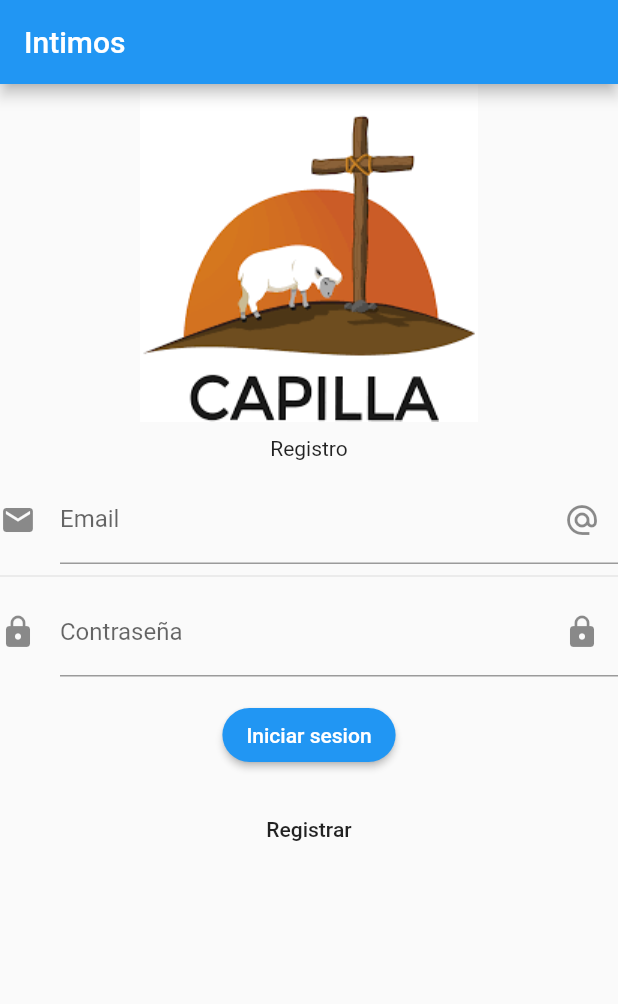
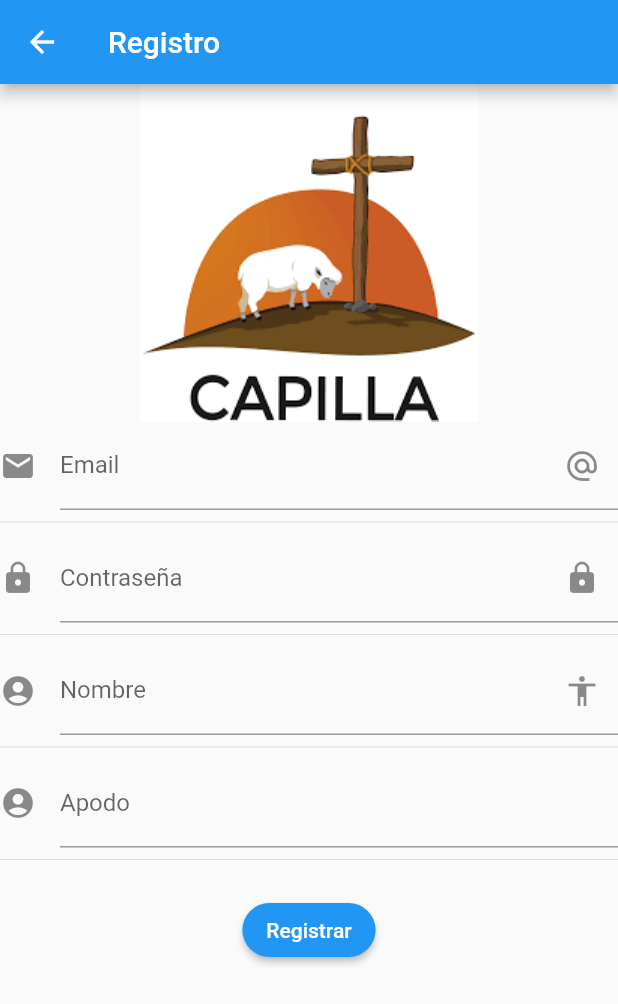
Before and after one commit to DentVega/intimate, a Flutter app: the screen it shows after launch, after a tap on "Registrar", on a phone screen of 412 x 824 dp. Shown: the top 1004 px of the screen. Run offline on Flutter 3.47's test engine with Material 2 defaults, Android fonts, the phone set to English and light mode, and no system bars.

Commit message:
- signup Widget

```diff
--- a/lib/src/pages/login_page.dart
+++ b/lib/src/pages/login_page.dart
@@ -1,4 +1,5 @@
 import 'package:flutter/material.dart';
+import 'package:intimate/src/utils/utils.dart';
 import 'package:intimate/src/widgets/logo_widget.dart';
 
 class LoginPage extends StatefulWidget {
@@ -7,10 +8,7 @@ class LoginPage extends StatefulWidget {
 }
 
 class _LoginPageState extends State<LoginPage> {
-  String _name = '';
-  String _nickname = '';
   String _email = '';
-  String _numberPhone = '';
   String _password = '';
 
   @override
@@ -25,14 +23,14 @@ class _LoginPageState extends State<LoginPage> {
           Container(
             padding: EdgeInsets.all(10.0),
             child: Center(
-              child: Text('Registro'),
+              child: Text('Iniciar Sesion'),
             ),
           ),
           _createEmail(),
           Divider(),
           _createPassword(),
           _createButtonLogin(),
-          _createSignupButton(),
+          _createSignupButton(context),
         ],
       ),
     );
@@ -85,16 +83,18 @@ class _LoginPageState extends State<LoginPage> {
     );
   }
 
-  Widget _createSignupButton() {
+  Widget _createSignupButton(BuildContext context) {
     return Container(
       child: FlatButton(
         child: Text('Registrar'),
-        onPressed: () => goSignup(),
+        onPressed: () => goSignup(context),
       ),
     );
   }
 
   _iniciarSession() {}
 
-  goSignup() {}
+  goSignup(BuildContext context) {
+    Utils.navigateWithName(context, 'sigup');
+  }
 }
--- a/lib/src/pages/sigup_page.dart
+++ b/lib/src/pages/sigup_page.dart
@@ -1,4 +1,5 @@
 import 'package:flutter/material.dart';
+import 'package:intimate/src/widgets/logo_widget.dart';
 
 class SigUpPage extends StatefulWidget {
   @override
@@ -6,15 +7,110 @@ class SigUpPage extends StatefulWidget {
 }
 
 class _SigUpPageState extends State<SigUpPage> {
+  String _name = '';
+  String _nickname = '';
+  String _email = '';
+  String _numberPhone = '';
+  String _password = '';
+
   @override
   Widget build(BuildContext context) {
     return Scaffold(
       appBar: AppBar(
         title: Text('Registro'),
       ),
-      body: Center(
-        child: Text('Registro'),
+      body: ListView(
+        children: <Widget>[
+          LogoWidget(),
+          _createEmail(),
+          Divider(),
+          _createPassword(),
+          Divider(),
+          _createName(),
+          Divider(),
+          _createNickName(),
+          Divider(),
+          _createButtonSignup(),
+        ],
       ),
     );
   }
+
+  Widget _createEmail() {
+    return TextField(
+      keyboardType: TextInputType.emailAddress,
+      decoration: InputDecoration(
+          hintText: 'Email de la persona',
+          labelText: 'Email',
+          suffixIcon: Icon(Icons.alternate_email),
+          icon: Icon(Icons.email)),
+      onChanged: (valor) {
+        setState(() {
+          _email = valor;
+        });
+      },
+    );
+  }
+
+  Widget _createPassword() {
+    return TextField(
+      obscureText: true,
+      decoration: InputDecoration(
+          hintText: 'Contraseña',
+          labelText: 'Contraseña',
+          suffixIcon: Icon(Icons.lock),
+          icon: Icon(Icons.lock)),
+      onChanged: (value) {
+        setState(() {
+          _password = value;
+        });
+      },
+    );
+  }
+
+  Widget _createName() {
+    return TextField(
+      decoration: InputDecoration(
+          hintText: 'Nombre',
+          labelText: 'Nombre',
+          suffixIcon: Icon(Icons.accessibility),
+          icon: Icon(Icons.account_circle)),
+      onChanged: (value) {
+        setState(() {
+          _name = value;
+        });
+      },
+    );
+  }
+
+  Widget _createNickName() {
+    return TextField(
+      decoration: InputDecoration(
+          hintText: 'Apodo',
+          labelText: 'Apodo',
+          icon: Icon(Icons.account_circle)),
+      onChanged: (value) {
+        setState(() {
+          _name = value;
+        });
+      },
+    );
+  }
+
+  Widget _createButtonSignup() {
+    return Container(
+      padding: EdgeInsets.only(top: 15.0, bottom: 15.0),
+      child: Center(
+        child: RaisedButton(
+          child: Text('Registrar'),
+          color: Colors.blue,
+          textColor: Colors.white,
+          shape: StadiumBorder(),
+          onPressed: () => signUp(),
+        ),
+      ),
+    );
+  }
+
+  void signUp() {}
 }
--- /dev/null
+++ b/lib/src/utils/utils.dart
@@ -0,0 +1,7 @@
+import 'package:flutter/material.dart';
+
+class Utils {
+  static void navigateWithName(BuildContext context, String routeName) {
+    Navigator.pushNamed(context, routeName);
+  }
+}
```
